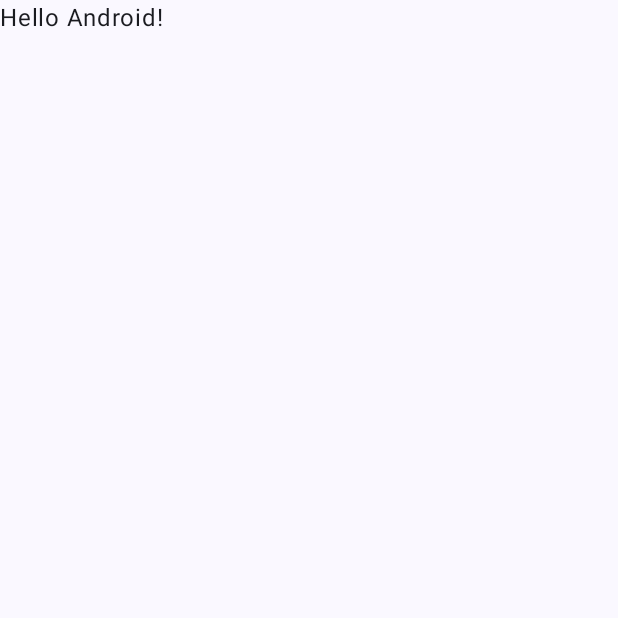
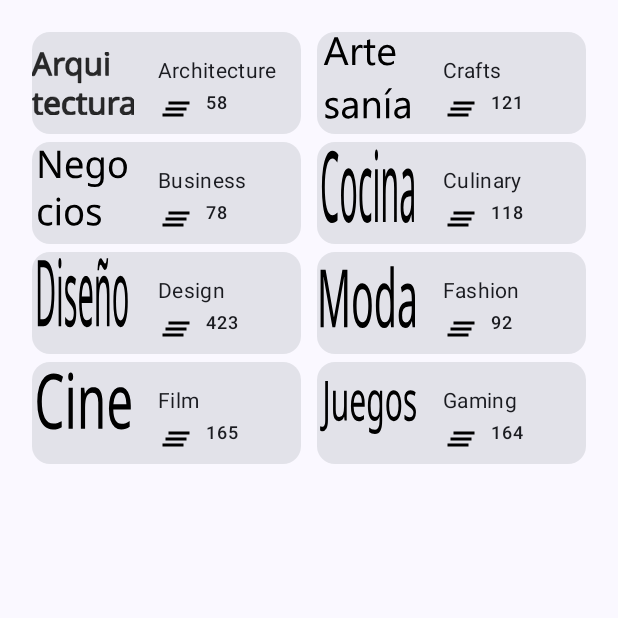
Before and after one commit to Jedicito/Tutorial-ScrollableList-Practice, an Android app built with Jetpack Compose: the screen it shows after launch (MainActivity), on a phone screen of 412 x 824 dp, the top half of it. Before the commit the part shown is almost empty. Run offline under Robolectric (Android 15) with nearby library versions, the phone set to English and light mode, and no system bars.

Commit message:
Card y LazyVerticalGrid listos. Faltan cursos.

```diff
--- a/app/src/main/java/chl/ancud/tutorialscrollablelistpractice/MainActivity.kt
+++ b/app/src/main/java/chl/ancud/tutorialscrollablelistpractice/MainActivity.kt
@@ -4,13 +4,29 @@ import android.os.Bundle
 import androidx.activity.ComponentActivity
 import androidx.activity.compose.setContent
 import androidx.activity.enableEdgeToEdge
-import androidx.compose.foundation.layout.fillMaxSize
+import androidx.compose.foundation.Image
+import androidx.compose.foundation.layout.Column
+import androidx.compose.foundation.layout.Row
+import androidx.compose.foundation.layout.fillMaxHeight
+import androidx.compose.foundation.layout.height
 import androidx.compose.foundation.layout.padding
+import androidx.compose.foundation.layout.width
+import androidx.compose.foundation.layout.wrapContentHeight
+import androidx.compose.foundation.lazy.grid.GridCells
+import androidx.compose.foundation.lazy.grid.LazyVerticalGrid
+import androidx.compose.foundation.lazy.grid.items
+import androidx.compose.material3.Card
+import androidx.compose.material3.MaterialTheme
 import androidx.compose.material3.Scaffold
 import androidx.compose.material3.Text
 import androidx.compose.runtime.Composable
 import androidx.compose.ui.Modifier
+import androidx.compose.ui.res.painterResource
+import androidx.compose.ui.res.stringResource
 import androidx.compose.ui.tooling.preview.Preview
+import androidx.compose.ui.unit.dp
+import chl.ancud.tutorialscrollablelistpractice.data.Datasource
+import chl.ancud.tutorialscrollablelistpractice.model.Curso
 import chl.ancud.tutorialscrollablelistpractice.ui.theme.TutorialScrollableListPracticeTheme
 
 class MainActivity : ComponentActivity() {
@@ -19,29 +35,108 @@ class MainActivity : ComponentActivity() {
         enableEdgeToEdge()
         setContent {
             TutorialScrollableListPracticeTheme {
-                Scaffold(modifier = Modifier.fillMaxSize()) { innerPadding ->
-                    Greeting(
-                        name = "Android",
-                        modifier = Modifier.padding(innerPadding)
-                    )
+                Scaffold {innerPadding ->
+                    Column (
+                        modifier = Modifier
+                            .padding(innerPadding)
+                            .padding(16.dp)
+                    ) {
+                        CursosApp()
+                    }
                 }
+
             }
         }
     }
 }
 
 @Composable
-fun Greeting(name: String, modifier: Modifier = Modifier) {
-    Text(
-        text = "Hello $name!",
-        modifier = modifier
-    )
+fun CursosApp() {
+    ListadoCursos(lista = Datasource.DataSource.topics, modifier = Modifier)
 }
 
-@Preview(showBackground = true)
+@Composable
+fun TarjetaCurso(
+    curso: Curso,
+    modifier: Modifier = Modifier
+) {
+    Card (
+        modifier = modifier
+            .height(68.dp)
+    ) {
+        Row {
+            Column (modifier = Modifier.width(68.dp)) {
+                Image(
+                    painter = painterResource(id = curso.drawableRes),
+                    contentDescription = stringResource(id = R.string.architecture_description),
+                    Modifier
+                        .height(68.dp)
+                        .width(68.dp)
+                )
+            }
+            Column {
+                Row (
+                    modifier = Modifier
+                        .weight(1f)
+                        .fillMaxHeight()
+                        .wrapContentHeight()
+                ) {
+                    Text(
+                        text = stringResource(id = curso.stringResTipoCurso),
+                        style = MaterialTheme.typography.bodyMedium,
+                        modifier = Modifier
+                            .padding(start = 16.dp ,top = 16.dp, end = 16.dp)
+                    )
+                }
+
+                Row (
+                    modifier = Modifier
+                        .weight(1f)
+                        .fillMaxHeight()
+                        .wrapContentHeight()
+                ) {
+                    Image(
+                        painter = painterResource(id = R.drawable.icono_contador_24),
+                        contentDescription = null,
+                        modifier = Modifier
+                            .padding(start = 16.dp)
+                    )
+                    Text(
+                        text = curso.cuentaCursos.toString(),
+                        style = MaterialTheme.typography.labelMedium,
+                        modifier = Modifier
+                            .padding(start = 8.dp)
+                    )
+                }
+            }
+        }
+    }
+
+}
+
+@Composable
+fun ListadoCursos(
+    lista: List<Curso>,
+    modifier: Modifier
+) {
+    LazyVerticalGrid(columns = GridCells.Fixed(2)) {
+        items(lista) {
+            TarjetaCurso(
+                curso = it,
+                modifier = Modifier
+                    .padding(start = 5.dp, end = 5.dp, top = 5.dp)
+            )
+        }
+    }
+}
+
+@Preview(
+    showBackground = true,
+    showSystemUi = true
+)
 @Composable
 fun GreetingPreview() {
     TutorialScrollableListPracticeTheme {
-        Greeting("Android")
+        CursosApp()
     }
 }
--- /dev/null
+++ b/app/src/main/res/drawable/icono_contador_24.xml
@@ -0,0 +1,5 @@
+<vector xmlns:android="http://schemas.android.com/apk/res/android" android:height="24dp" android:tint="#000000" android:viewportHeight="24" android:viewportWidth="24" android:width="24dp">
+
+    <path android:fillColor="@android:color/white" android:pathData="M5,13h14v-2L5,11v2zM3,17h14v-2L3,15v2zM7,7v2h14L21,7L7,7z"/>
+
+</vector>
--- a/app/src/main/res/values/strings.xml
+++ b/app/src/main/res/values/strings.xml
@@ -1,9 +1,13 @@
 <resources>
     <string name="app_name">Tutorial ScrollableList Practice</string>
     <string name="architecture">Architecture</string>
+    <string name="architecture_description">Architecture</string>
     <string name="crafts">Crafts</string>
+    <string name="crafts_description">Crafts</string>
     <string name="business">Business</string>
+    <string name="business_description">Business</string>
     <string name="culinary">Culinary</string>
+    <string name="culinary_description">Culinary</string>
     <string name="design">Design</string>
     <string name="fashion">Fashion</string>
     <string name="film">Film</string>
```
